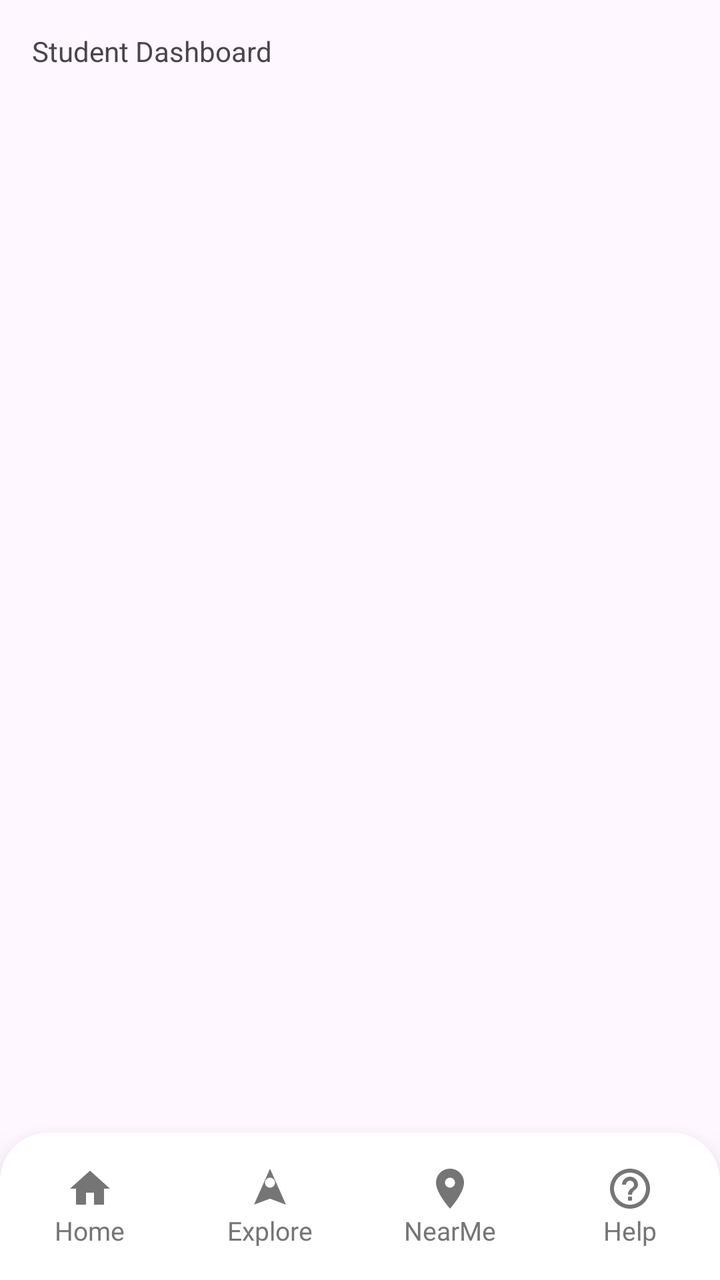
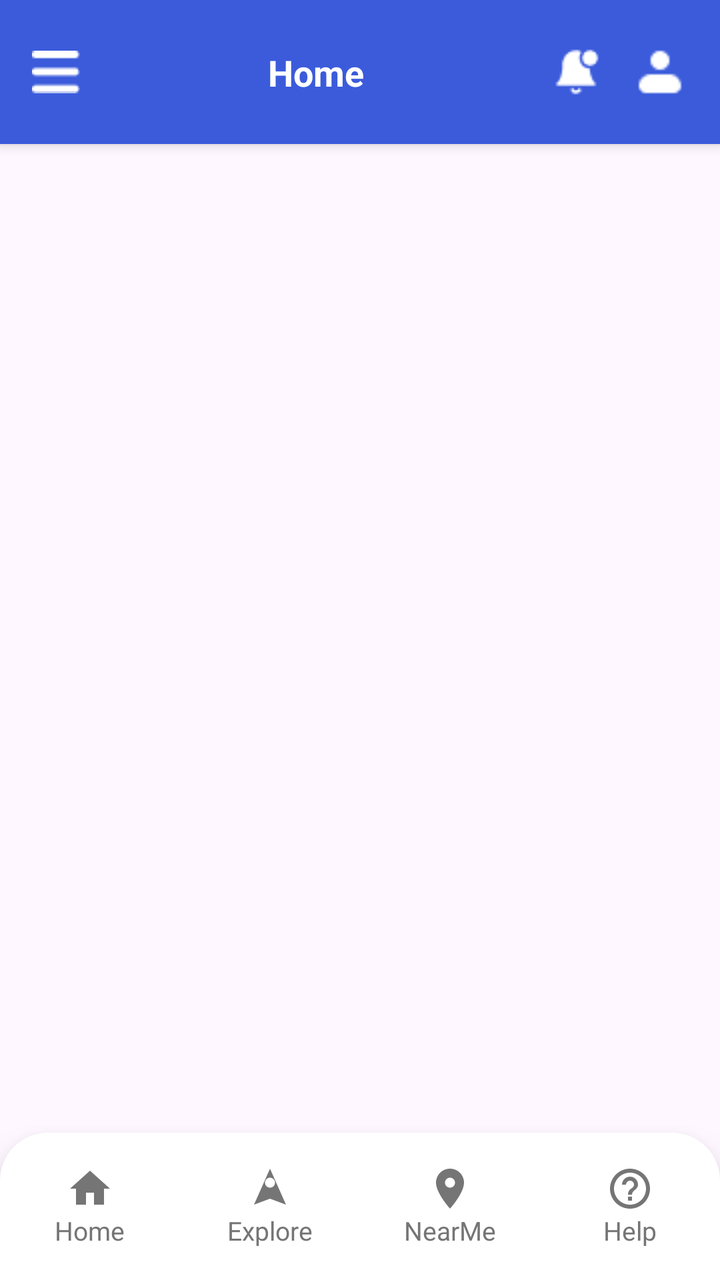

Compare the two renders of this Android layout. The source of the first and the diff that turns it into the second are given below.
<!-- AndroidManifest.xml: application theme Theme.CampusSaathi -->
<!-- res/layout/activity_student_dashboard.xml -->
<?xml version="1.0" encoding="utf-8"?>
<androidx.constraintlayout.widget.ConstraintLayout
    xmlns:android="http://schemas.android.com/apk/res/android"
    xmlns:app="http://schemas.android.com/apk/res-auto"
    android:layout_width="match_parent"
    android:layout_height="match_parent">

    
    <TextView
        android:id="@+id/top_text"
        android:layout_width="wrap_content"
        android:layout_height="wrap_content"
        android:text="Student Dashboard"
        android:layout_margin="16dp"
        app:layout_constraintTop_toTopOf="parent"
        app:layout_constraintStart_toStartOf="parent"/>

    
    <include
        android:id="@+id/cs_footer"
        layout="@layout/layout_cs_footer"
        android:layout_width="0dp"
        android:layout_height="wrap_content"
        app:layout_constraintStart_toStartOf="parent"
        app:layout_constraintEnd_toEndOf="parent"
        app:layout_constraintBottom_toBottomOf="parent"/>

</androidx.constraintlayout.widget.ConstraintLayout>
<!-- res/layout/layout_cs_footer.xml (included above) -->
<?xml version="1.0" encoding="utf-8"?>
<androidx.constraintlayout.widget.ConstraintLayout
    xmlns:android="http://schemas.android.com/apk/res/android"
    xmlns:app="http://schemas.android.com/apk/res-auto"
    android:id="@+id/cs_footer_root"
    android:layout_width="match_parent"
    android:layout_height="@dimen/cs_footer_height"
    android:background="@drawable/cs_footer_bg_surface"
    android:elevation="12dp">

    
    <LinearLayout
        android:id="@+id/cs_footer_home_container"
        android:layout_width="0dp"
        android:layout_height="match_parent"
        android:orientation="vertical"
        android:gravity="center"
        app:layout_constraintStart_toStartOf="parent"
        app:layout_constraintEnd_toStartOf="@id/cs_footer_explore_container"
        app:layout_constraintTop_toTopOf="parent"
        app:layout_constraintBottom_toBottomOf="parent"
        android:paddingTop="16dp"
        android:paddingBottom="16dp">

        <ImageView
            android:id="@+id/cs_footer_home_icon"
            android:layout_width="@dimen/cs_footer_icon"
            android:layout_height="@dimen/cs_footer_icon"
            android:src="@drawable/cs_ic_footer_home"
            app:tint="@color/cs_footer_default"/>

        <TextView
            android:id="@+id/cs_footer_home_text"
            android:layout_width="wrap_content"
            android:layout_height="wrap_content"
            android:text="Home"
            android:textSize="@dimen/cs_footer_text"
            android:textColor="@color/cs_footer_default"/>
    </LinearLayout>

    
    <LinearLayout
        android:id="@+id/cs_footer_explore_container"
        android:layout_width="0dp"
        android:layout_height="match_parent"
        android:orientation="vertical"
        android:gravity="center"
        app:layout_constraintStart_toEndOf="@id/cs_footer_home_container"
        app:layout_constraintEnd_toStartOf="@id/cs_footer_nearme_container"
        app:layout_constraintTop_toTopOf="parent"
        app:layout_constraintBottom_toBottomOf="parent"
        android:paddingTop="16dp"
        android:paddingBottom="16dp">

        <ImageView
            android:id="@+id/cs_footer_explore_icon"
            android:layout_width="@dimen/cs_footer_icon"
            android:layout_height="@dimen/cs_footer_icon"
            android:src="@drawable/cs_ic_footer_explore"
            app:tint="@color/cs_footer_default"/>

        <TextView
            android:id="@+id/cs_footer_explore_text"
            android:layout_width="wrap_content"
            android:layout_height="wrap_content"
            android:text="Explore"
            android:textSize="@dimen/cs_footer_text"
            android:textColor="@color/cs_footer_default"/>
    </LinearLayout>

    
    <LinearLayout
        android:id="@+id/cs_footer_nearme_container"
        android:layout_width="0dp"
        android:layout_height="match_parent"
        android:orientation="vertical"
        android:gravity="center"
        app:layout_constraintStart_toEndOf="@id/cs_footer_explore_container"
        app:layout_constraintEnd_toStartOf="@id/cs_footer_help_container"
        app:layout_constraintTop_toTopOf="parent"
        app:layout_constraintBottom_toBottomOf="parent"
        android:paddingTop="16dp"
        android:paddingBottom="16dp">

        <ImageView
            android:id="@+id/cs_footer_nearme_icon"
            android:layout_width="@dimen/cs_footer_icon"
            android:layout_height="@dimen/cs_footer_icon"
            android:src="@drawable/cs_ic_footer_nearme"
            app:tint="@color/cs_footer_default"/>

        <TextView
            android:id="@+id/cs_footer_nearme_text"
            android:layout_width="wrap_content"
            android:layout_height="wrap_content"
            android:text="NearMe"
            android:textSize="@dimen/cs_footer_text"
            android:textColor="@color/cs_footer_default"/>
    </LinearLayout>

    
    <LinearLayout
        android:id="@+id/cs_footer_help_container"
        android:layout_width="0dp"
        android:layout_height="match_parent"
        android:orientation="vertical"
        android:gravity="center"
        app:layout_constraintStart_toEndOf="@id/cs_footer_nearme_container"
        app:layout_constraintEnd_toEndOf="parent"
        app:layout_constraintTop_toTopOf="parent"
        app:layout_constraintBottom_toBottomOf="parent"
        android:paddingTop="16dp"
        android:paddingBottom="16dp">

        <ImageView
            android:id="@+id/cs_footer_help_icon"
            android:layout_width="@dimen/cs_footer_icon"
            android:layout_height="@dimen/cs_footer_icon"
            android:src="@drawable/cs_ic_footer_help"
            app:tint="@color/cs_footer_default"/>

        <TextView
            android:id="@+id/cs_footer_help_text"
            android:layout_width="wrap_content"
            android:layout_height="wrap_content"
            android:text="Help"
            android:textSize="@dimen/cs_footer_text"
            android:textColor="@color/cs_footer_default"/>
    </LinearLayout>

</androidx.constraintlayout.widget.ConstraintLayout>
<!-- resources referenced by this layout -->
<resources>
  <color name="cs_footer_default">#757575</color>
  <dimen name="cs_footer_height">150dp</dimen>
  <dimen name="cs_footer_icon">24dp</dimen>
  <dimen name="cs_footer_text">13sp</dimen>
  <!-- drawable cs_footer_bg_surface (drawable) -->
  <shape xmlns:android="http://schemas.android.com/apk/res/android">
      <solid android:color="@color/cs_footer_surface"/>
      <corners
          android:topLeftRadius="24dp"
          android:topRightRadius="24dp"/>
  </shape>
  <!-- drawable cs_ic_footer_explore (drawable) -->
  <vector xmlns:android="http://schemas.android.com/apk/res/android"
      android:width="24dp"
      android:height="24dp"
      android:viewportWidth="24"
      android:viewportHeight="24">
  
      <path
          android:fillColor="?attr/colorOnSurface"
          android:pathData="M12,2L4,20l8,-3 8,3 -8,-18zm0,4.5c1.38,0 2.5,1.12 2.5,2.5S13.38,11.5 12,11.5 9.5,10.38 9.5,9 10.62,6.5 12,6.5z"/>
  </vector>
  <!-- drawable cs_ic_footer_help (drawable) -->
  <vector xmlns:android="http://schemas.android.com/apk/res/android"
      android:width="24dp"
      android:height="24dp"
      android:viewportWidth="24"
      android:viewportHeight="24">
  
      <path
          android:fillColor="?attr/colorOnSurface"
          android:pathData="M11,18h2v-2h-2v2zm1,-16C6.48,2 2,6.48 2,12s4.48,10 10,10 10,-4.48 10,-10S17.52,2 12,2zm0,18c-4.41,0 -8,-3.59 -8,-8s3.59,-8 8,-8 8,3.59 8,8 -3.59,8 -8,8zm0,-14c-2.21,0 -4,1.79 -4,4h2c0,-1.1 0.9,-2 2,-2s2,0.9 2,2c0,2 -3,1.75 -3,5h2c0,-2.25 3,-2.5 3,-5 0,-2.21 -1.79,-4 -4,-4z"/>
  </vector>
  <!-- drawable cs_ic_footer_home (drawable) -->
  <vector xmlns:android="http://schemas.android.com/apk/res/android"
      android:width="24dp"
      android:height="24dp"
      android:viewportWidth="24"
      android:viewportHeight="24"
      android:tint="?attr/colorOnSurface">
  
      <path
          android:fillColor="@android:color/white"
          android:pathData="M10,20v-6h4v6h5v-8h3L12,3 2,12h3v8z"/>
  </vector>
  <!-- drawable cs_ic_footer_nearme (drawable) -->
  <vector xmlns:android="http://schemas.android.com/apk/res/android"
      android:width="24dp"
      android:height="24dp"
      android:viewportWidth="24"
      android:viewportHeight="24">
  
      <path
          android:fillColor="?attr/colorOnSurface"
          android:pathData="M12,2C8.13,2 5,5.13 5,9c0,5.25 7,13 7,13s7,-7.75 7,-13c0,-3.87 -3.13,-7 -7,-7zm0,9.5c-1.38,0 -2.5,-1.12 -2.5,-2.5S10.62,6.5 12,6.5s2.5,1.12 2.5,2.5 -1.12,2.5 -2.5,2.5z"/>
  </vector>
  <style name="Theme.CampusSaathi" parent="Base.Theme.CampusSaathi" />
  <color name="cs_footer_surface">#FFFFFF</color>
  <style name="Base.Theme.CampusSaathi" parent="Theme.Material3.Light.NoActionBar">
          
      </style>
</resources>

<!-- the commit's change to res/layout/activity_student_dashboard.xml (unified diff, before → after) -->
@@ -5,6 +5,11 @@
     android:layout_width="match_parent"
     android:layout_height="match_parent">
 
+    <include
+        android:id="@+id/layoutHeader"
+        layout="@layout/layout_cs_header"
+        app:layout_constraintTop_toTopOf="parent"/>
+
     
     <TextView
         android:id="@+id/top_text"
@@ -23,6 +28,74 @@
         android:layout_height="wrap_content"
         app:layout_constraintStart_toStartOf="parent"
         app:layout_constraintEnd_toEndOf="parent"
+        app:layout_constraintBottom_toBottomOf="parent"/>
+
+</androidx.constraintlayout.widget.ConstraintLayout>
+<!-- res/layout/layout_cs_header.xml (included above) -->
+<?xml version="1.0" encoding="utf-8"?>
+<androidx.constraintlayout.widget.ConstraintLayout
+    xmlns:android="http://schemas.android.com/apk/res/android"
+    xmlns:app="http://schemas.android.com/apk/res-auto"
+    android:id="@+id/headerRoot"
+    android:layout_width="match_parent"
+    android:layout_height="72dp"
+    android:background="@color/cs_header_blue"
+    android:elevation="4dp"
+    android:paddingStart="@dimen/spacing_medium"
+    android:paddingEnd="@dimen/spacing_medium">
+
+    
+    <ImageView
+        android:id="@+id/ivMenu"
+        android:layout_width="24dp"
+        android:layout_height="24dp"
+        android:src="@drawable/ic_menu"
+        app:tint="@color/cs_icon_tint"
+        android:contentDescription="@string/menu"
+        app:layout_constraintStart_toStartOf="parent"
+        app:layout_constraintTop_toTopOf="parent"
+        app:layout_constraintBottom_toBottomOf="parent"/>
+
+    
+    <TextView
+        android:id="@+id/tvHeaderTitle"
+        android:layout_width="wrap_content"
+        android:layout_height="wrap_content"
+        android:text="@string/header_title"
+        android:textColor="@color/cs_white"
+        android:textSize="@dimen/text_title"
+        android:textStyle="bold"
+        app:layout_constraintStart_toEndOf="@id/ivMenu"
+        app:layout_constraintEnd_toStartOf="@id/ivNotification"
+        app:layout_constraintTop_toTopOf="parent"
+        app:layout_constraintBottom_toBottomOf="parent"
+        android:layout_marginStart="@dimen/spacing_medium"
+        android:layout_marginEnd="@dimen/spacing_medium"/>
+
+    
+    <ImageView
+        android:id="@+id/ivNotification"
+        android:layout_width="24dp"
+        android:layout_height="24dp"
+        android:src="@drawable/ic_notification"
+        app:tint="@color/cs_icon_tint"
+        android:contentDescription="@string/notification"
+        app:layout_constraintEnd_toStartOf="@id/ivProfile"
+        app:layout_constraintTop_toTopOf="parent"
+        app:layout_constraintBottom_toBottomOf="parent"
+        android:layout_marginEnd="@dimen/spacing_medium"/>
+
+    
+    <com.google.android.material.imageview.ShapeableImageView
+        android:id="@+id/ivProfile"
+        android:layout_width="28dp"
+        android:layout_height="28dp"
+        android:src="@drawable/ic_profile"
+        app:tint="@color/cs_white"
+        app:shapeAppearanceOverlay="@style/CircleImage"
+        android:contentDescription="@string/profile"
+        app:layout_constraintEnd_toEndOf="parent"
+        app:layout_constraintTop_toTopOf="parent"
         app:layout_constraintBottom_toBottomOf="parent"/>
 
 </androidx.constraintlayout.widget.ConstraintLayout>
<!-- resource entries referenced after the edit -->
@@ -1,9 +1,14 @@
 <!-- resources referenced by this layout -->
 <resources>
   <color name="cs_footer_default">#757575</color>
+  <color name="cs_header_blue">#3B5BDB</color>
+  <color name="cs_icon_tint">#FFFFFF</color>
+  <color name="cs_white">#FFFFFF</color>
   <dimen name="cs_footer_height">150dp</dimen>
   <dimen name="cs_footer_icon">24dp</dimen>
   <dimen name="cs_footer_text">13sp</dimen>
+  <dimen name="spacing_medium">16dp</dimen>
+  <dimen name="text_title">18sp</dimen>
   <!-- drawable cs_footer_bg_surface (drawable) -->
   <shape xmlns:android="http://schemas.android.com/apk/res/android">
       <solid android:color="@color/cs_footer_surface"/>
@@ -56,6 +61,17 @@
           android:fillColor="?attr/colorOnSurface"
           android:pathData="M12,2C8.13,2 5,5.13 5,9c0,5.25 7,13 7,13s7,-7.75 7,-13c0,-3.87 -3.13,-7 -7,-7zm0,9.5c-1.38,0 -2.5,-1.12 -2.5,-2.5S10.62,6.5 12,6.5s2.5,1.12 2.5,2.5 -1.12,2.5 -2.5,2.5z"/>
   </vector>
+  <!-- drawable ic_menu: png bitmap (drawable, 269 bytes) -->
+  <!-- drawable ic_notification: png bitmap (drawable, 361 bytes) -->
+  <!-- drawable ic_profile: png bitmap (drawable, 261 bytes) -->
+  <string name="header_title">Home</string>
+  <string name="menu">Menu</string>
+  <string name="notification">Notification</string>
+  <string name="profile">Profile</string>
+  <style name="CircleImage">
+          <item name="cornerFamily">rounded</item>
+          <item name="cornerSize">50%</item>
+      </style>
   <style name="Theme.CampusSaathi" parent="Base.Theme.CampusSaathi" />
   <color name="cs_footer_surface">#FFFFFF</color>
   <style name="Base.Theme.CampusSaathi" parent="Theme.Material3.Light.NoActionBar">
